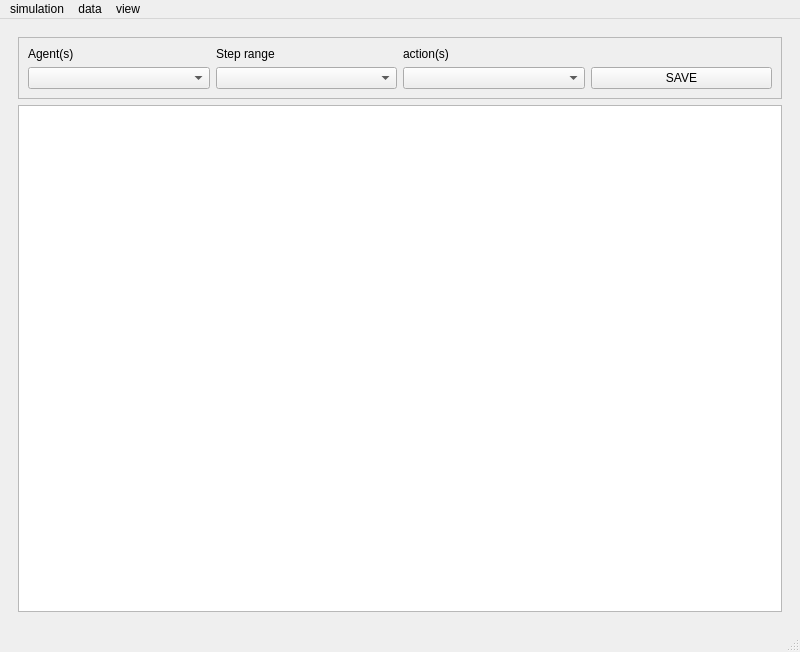
Old version of the form psychsim-gui-main.ui in the repository usc-psychsim/psychsim-eval-gui.
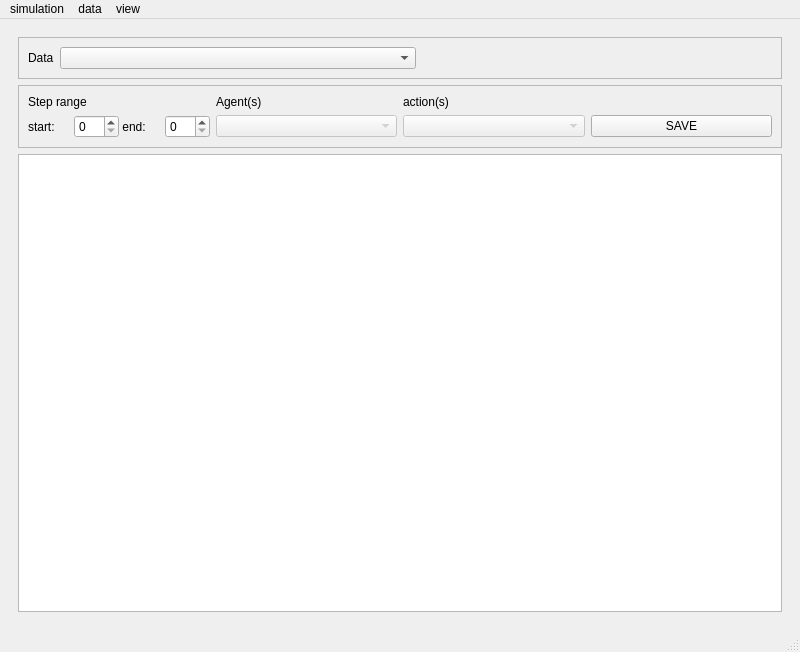
New version of the form. The open tabs and pages were chosen to show the change.

Commit message: Add sample by steps

The edit to the form file:
```diff
--- a/psychsim-gui-main.ui
+++ b/psychsim-gui-main.ui
@@ -1009,6 +1009,48 @@
       </widget>
       <widget class="QWidget" name="page_3">
        <layout class="QVBoxLayout" name="verticalLayout_10">
+        <item>
+         <widget class="QFrame" name="frame_15">
+          <property name="frameShape">
+           <enum>QFrame::StyledPanel</enum>
+          </property>
+          <property name="frameShadow">
+           <enum>QFrame::Raised</enum>
+          </property>
+          <layout class="QHBoxLayout" name="horizontalLayout_7">
+           <item>
+            <widget class="QLabel" name="label_28">
+             <property name="text">
+              <string>Data</string>
+             </property>
+            </widget>
+           </item>
+           <item>
+            <widget class="QComboBox" name="sample_data_combo">
+             <property name="sizePolicy">
+              <sizepolicy hsizetype="MinimumExpanding" vsizetype="Fixed">
+               <horstretch>0</horstretch>
+               <verstretch>0</verstretch>
+              </sizepolicy>
+             </property>
+            </widget>
+           </item>
+           <item>
+            <spacer name="horizontalSpacer_3">
+             <property name="orientation">
+              <enum>Qt::Horizontal</enum>
+             </property>
+             <property name="sizeHint" stdset="0">
+              <size>
+               <width>40</width>
+               <height>20</height>
+              </size>
+             </property>
+            </spacer>
+           </item>
+          </layout>
+         </widget>
+        </item>
         <item>
          <widget class="QFrame" name="frame_7">
           <property name="frameShape">
@@ -1018,43 +1060,96 @@
            <enum>QFrame::Raised</enum>
           </property>
           <layout class="QGridLayout" name="gridLayout_6">
-           <item row="0" column="1">
-            <widget class="QLabel" name="label_11">
-             <property name="text">
-              <string>Step range</string>
+           <item row="2" column="3">
+            <widget class="QComboBox" name="sample_action_combo">
+             <property name="enabled">
+              <bool>false</bool>
              </property>
             </widget>
            </item>
-           <item row="1" column="1">
-            <widget class="QComboBox" name="sample_step_combo"/>
-           </item>
-           <item row="1" column="0">
-            <widget class="QComboBox" name="sample_agent_combo"/>
-           </item>
-           <item row="0" column="2">
+           <item row="0" column="3">
             <widget class="QLabel" name="label_12">
              <property name="text">
               <string>action(s)</string>
              </property>
             </widget>
            </item>
-           <item row="1" column="2">
-            <widget class="QComboBox" name="sample_action_combo"/>
-           </item>
-           <item row="0" column="0">
-            <widget class="QLabel" name="label_17">
-             <property name="text">
-              <string>Agent(s)</string>
-             </property>
-            </widget>
-           </item>
-           <item row="1" column="3">
+           <item row="2" column="4">
             <widget class="QPushButton" name="save_sample_button">
              <property name="text">
               <string>SAVE</string>
              </property>
             </widget>
            </item>
+           <item row="0" column="0">
+            <widget class="QLabel" name="sample_step_range_label">
+             <property name="text">
+              <string>Step range</string>
+             </property>
+            </widget>
+           </item>
+           <item row="2" column="1">
+            <widget class="QComboBox" name="sample_agent_combo">
+             <property name="enabled">
+              <bool>false</bool>
+             </property>
+             <property name="editable">
+              <bool>false</bool>
+             </property>
+            </widget>
+           </item>
+           <item row="0" column="1">
+            <widget class="QLabel" name="label_17">
+             <property name="text">
+              <string>Agent(s)</string>
+             </property>
+            </widget>
+           </item>
+           <item row="2" column="0">
+            <widget class="QWidget" name="widget_2" native="true">
+             <layout class="QHBoxLayout" name="horizontalLayout_8">
+              <property name="spacing">
+               <number>0</number>
+              </property>
+              <property name="leftMargin">
+               <number>0</number>
+              </property>
+              <property name="topMargin">
+               <number>0</number>
+              </property>
+              <property name="rightMargin">
+               <number>0</number>
+              </property>
+              <property name="bottomMargin">
+               <number>0</number>
+              </property>
+              <item>
+               <widget class="QLabel" name="label_29">
+                <property name="text">
+                 <string>start:</string>
+                </property>
+               </widget>
+              </item>
+              <item>
+               <widget class="QSpinBox" name="sample_step_start_spinBox"/>
+              </item>
+              <item>
+               <widget class="QLabel" name="label_30">
+                <property name="text">
+                 <string> end:</string>
+                </property>
+               </widget>
+              </item>
+              <item>
+               <widget class="QSpinBox" name="sample_step_end_spinBox">
+                <property name="enabled">
+                 <bool>true</bool>
+                </property>
+               </widget>
+              </item>
+             </layout>
+            </widget>
+           </item>
           </layout>
          </widget>
         </item>
```
Left out of the diff: 4 changed lines with no effect on the pictures. The commit also changes 1 other file.
